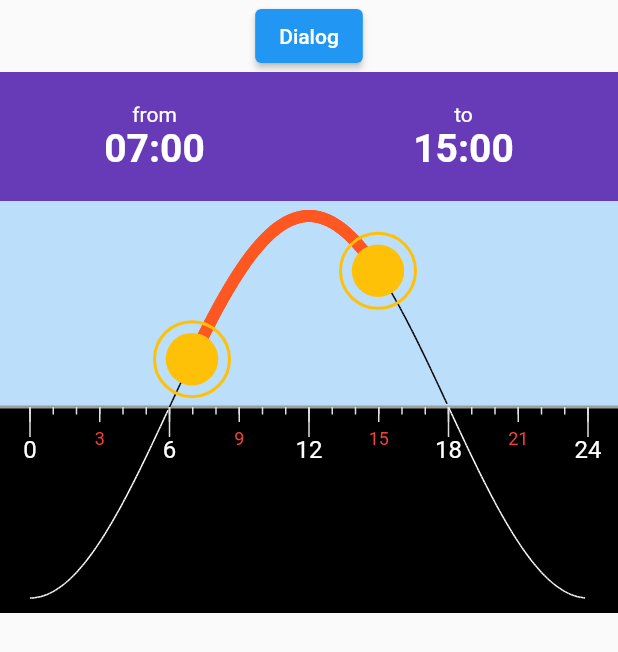
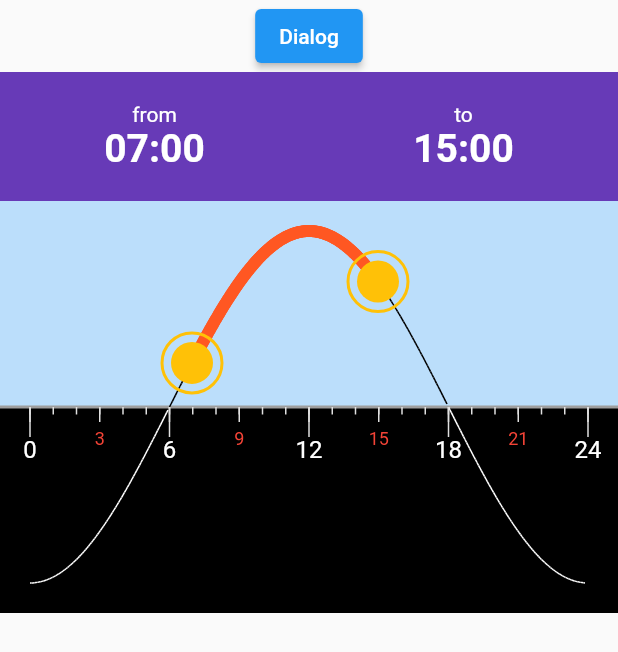
Before and after one commit to psousa50/flutter-time-range-selector, a Flutter app: the screen it shows after launch, on a phone screen of 412 x 824 dp. Shown: the top 652 px of the screen. Run offline on Flutter 3.47's test engine with Material 2 defaults, Android fonts, the light colour scheme and no system bars; generated files the repository leaves out were written again.

Commit message:
Add customizations parameters

```diff
--- a/example/lib/main.dart
+++ b/example/lib/main.dart
@@ -46,7 +46,7 @@ class Home extends StatelessWidget {
       timeTextDisplayStyle: TextStyle(
         fontSize: 14,
       ),
-      handlerRadius: 25,
+      handlerRadius: 20,
     );
 
     void showPicker(BuildContext context) async {
@@ -77,6 +77,7 @@ class Home extends StatelessWidget {
               timeRange: timeRange,
               onTimeRangeChanged: onTimeRangeChanged,
               theme: theme,
+              minutesStep: 30,
             ),
           ),
         ],
--- a/lib/src/customizations/time_range_selector_theme.dart
+++ b/lib/src/customizations/time_range_selector_theme.dart
@@ -17,6 +17,7 @@ class TimeRangeSelectorThemeData {
   final TextStyle? timeDisplayStyle;
   final TextStyle? timeTextDisplayStyle;
   final double? handlerRadius;
+  final EdgeInsets? margin;
 
   const TimeRangeSelectorThemeData({
     this.primaryColor,
@@ -35,6 +36,7 @@ class TimeRangeSelectorThemeData {
     this.timeDisplayStyle,
     this.timeTextDisplayStyle,
     this.handlerRadius,
+    this.margin,
   });
 
   TimeRangeSelectorThemeData mergeDefaults(
@@ -62,6 +64,7 @@ class TimeRangeSelectorThemeData {
       fontSize: 26,
       fontWeight: FontWeight.bold,
     ).merge(this.timeDisplayStyle);
+
     var timeTextDisplayStyle = timeDisplayStyle
         .merge(TextStyle(
           fontSize: 14,
@@ -69,6 +72,7 @@ class TimeRangeSelectorThemeData {
         ))
         .merge(this.timeTextDisplayStyle);
 
+    var handlerRadius = this.handlerRadius ?? 20;
     return copyWith(
         primaryColor: primaryColor,
         onPrimaryColor: onPrimaryColor,
@@ -86,8 +90,12 @@ class TimeRangeSelectorThemeData {
         smallLabelTextStyle: smallLabelTextStyle,
         timeTextDisplayStyle: timeTextDisplayStyle,
         timeDisplayStyle: timeDisplayStyle,
-      handlerRadius: this.handlerRadius ?? 20,
-    );
+        handlerRadius: handlerRadius,
+        margin: this.margin ??
+            EdgeInsets.symmetric(
+              horizontal: handlerRadius,
+              vertical: handlerRadius,
+            ));
   }
 
   @override
@@ -110,7 +118,8 @@ class TimeRangeSelectorThemeData {
         other.smallLabelTextStyle == smallLabelTextStyle &&
         other.timeDisplayStyle == timeDisplayStyle &&
         other.timeTextDisplayStyle == timeTextDisplayStyle &&
-        other.handlerRadius == handlerRadius;
+        other.handlerRadius == handlerRadius &&
+        other.margin == margin;
   }
 
   @override
@@ -130,7 +139,8 @@ class TimeRangeSelectorThemeData {
         smallLabelTextStyle.hashCode ^
         timeDisplayStyle.hashCode ^
         timeTextDisplayStyle.hashCode ^
-        handlerRadius.hashCode;
+        handlerRadius.hashCode ^
+        margin.hashCode;
   }
 
   TimeRangeSelectorThemeData copyWith({
@@ -150,6 +160,7 @@ class TimeRangeSelectorThemeData {
     TextStyle? timeDisplayStyle,
     TextStyle? timeTextDisplayStyle,
     double? handlerRadius,
+    EdgeInsets? margin,
   }) {
     return TimeRangeSelectorThemeData(
       primaryColor: primaryColor ?? this.primaryColor,
@@ -168,6 +179,7 @@ class TimeRangeSelectorThemeData {
       timeDisplayStyle: timeDisplayStyle ?? this.timeDisplayStyle,
       timeTextDisplayStyle: timeTextDisplayStyle ?? this.timeTextDisplayStyle,
       handlerRadius: handlerRadius ?? this.handlerRadius,
+      margin: margin ?? this.margin,
     );
   }
 }
--- a/lib/src/time_range_panel/time_range_canvas.dart
+++ b/lib/src/time_range_panel/time_range_canvas.dart
@@ -13,8 +13,6 @@ final sineRect0 = Rect.fromLTRB(-pi / 2, 1, 3 * pi / 2, -1);
 final timeRect0 = Rect.fromLTRB(0, 1, 24 * 60, -1);
 
 class TimeRangeCanvas {
-  final xMargin = 20.0;
-  final yMargin = 10.0;
   final TimeRangeState timeRangeState;
   final TimeRangePainterInfoCallback onPainterInfoChanged;
   final TimeRangeSelectorThemeData theme;
@@ -33,11 +31,12 @@ class TimeRangeCanvas {
     this.size,
     this.visibleTimeRange,
   ) {
+    var margin = theme.margin!;
     screenRect = Rect.fromLTRB(
-      xMargin,
-      yMargin,
-      size.width - xMargin,
-      size.height - yMargin,
+      margin.left,
+      margin.top,
+      size.width - margin.right,
+      size.height - margin.bottom,
     );
     var tx1 = visibleTimeRange.start!.minutes.toDouble();
     var tx2 = visibleTimeRange.end!.minutes.toDouble();
--- a/lib/src/time_range_panel/time_range_digital.dart
+++ b/lib/src/time_range_panel/time_range_digital.dart
@@ -2,12 +2,12 @@ import 'package:flutter/material.dart';
 
 import '../../generated/l10n.dart';
 import '../../time_range_selector.dart';
-import '../models/time_range.dart';
+import '../models/time_range_state.dart';
 
 class TimeRangeDigital extends StatelessWidget {
-  final TimeRange timeRange;
+  final TimeRangeState timeRangeState;
 
-  const TimeRangeDigital(this.timeRange);
+  const TimeRangeDigital(this.timeRangeState);
 
   String _addLeadingZeroIfNeeded(int value) {
     return (value < 10) ? "0$value" : "$value";
@@ -19,7 +19,8 @@ class TimeRangeDigital extends StatelessWidget {
         : "${_addLeadingZeroIfNeeded(t.hour)}:${_addLeadingZeroIfNeeded(t.minute)}";
   }
 
-  Widget buildTimeDisplay(BuildContext context, TimeOfDay? t, String title) {
+  Widget buildTimeDisplay(BuildContext context, TimeOfDay? t, String title,
+      {bool selected = false}) {
     var theme = TimeRangeSelectorTheme.of(context);
     return Expanded(
       child: Center(
@@ -33,7 +34,10 @@ class TimeRangeDigital extends StatelessWidget {
               ),
               Text(
                 timeString(t),
-                style: theme.timeDisplayStyle,
+                style: selected
+                    ? theme.timeDisplayStyle!
+                        .merge(TextStyle(color: theme.selectedColor))
+                    : theme.timeDisplayStyle,
               ),
             ],
           ),
@@ -44,12 +48,24 @@ class TimeRangeDigital extends StatelessWidget {
 
   @override
   Widget build(BuildContext context) {
+    var timeRange = timeRangeState.timeRange;
     return Container(
       color: TimeRangeSelectorTheme.of(context).primaryColor,
       child: Row(
         children: [
-          buildTimeDisplay(context, timeRange.start, S.of(context).from),
-          buildTimeDisplay(context, timeRange.end, S.of(context).to),
+          buildTimeDisplay(
+            context,
+            timeRange.start,
+            S.of(context).from,
+            selected:
+                timeRangeState.activeTimeHandler == ActiveTimeHandler.start,
+          ),
+          buildTimeDisplay(
+            context,
+            timeRange.end,
+            S.of(context).to,
+            selected: timeRangeState.activeTimeHandler == ActiveTimeHandler.end,
+          ),
         ],
       ),
     );
--- a/lib/src/time_range_panel/time_range_panel.dart
+++ b/lib/src/time_range_panel/time_range_panel.dart
@@ -24,7 +24,7 @@ class TimeRangePanel extends StatefulWidget {
 
   const TimeRangePanel({
     required this.onTimeRangeChanged,
-    this.minutesStep = 10,
+    required this.minutesStep,
     this.visibleTimeRange = defaultVisibleTimeRange,
   });
 
--- a/lib/src/time_range_selector.dart
+++ b/lib/src/time_range_selector.dart
@@ -19,11 +19,13 @@ class TimeRangeSelector extends StatelessWidget {
   final TimeRange timeRange;
   final TimeRangeSelectorCallback onTimeRangeChanged;
   final TimeRangeSelectorThemeData theme;
+  final int minutesStep;
 
   const TimeRangeSelector({
     required this.timeRange,
     required this.onTimeRangeChanged,
     this.theme = const TimeRangeSelectorThemeData(),
+    this.minutesStep = 10,
   });
 
   @override
@@ -39,7 +41,7 @@ class TimeRangeSelector extends StatelessWidget {
           child: Column(
             children: [
               Consumer<TimeRangeState>(builder: (context, state, _) {
-                return TimeRangeDigital(state.timeRange);
+                return TimeRangeDigital(state);
               }),
               Stack(
                 children: [
@@ -64,6 +66,7 @@ class TimeRangeSelector extends StatelessWidget {
                     aspectRatio: 3 / 2,
                     child: TimeRangePanel(
                       onTimeRangeChanged: onTimeRangeChanged,
+                      minutesStep: minutesStep,
                     ),
                   ),
                 ],
```
Lines whose indentation alone changed are shown as unchanged.
